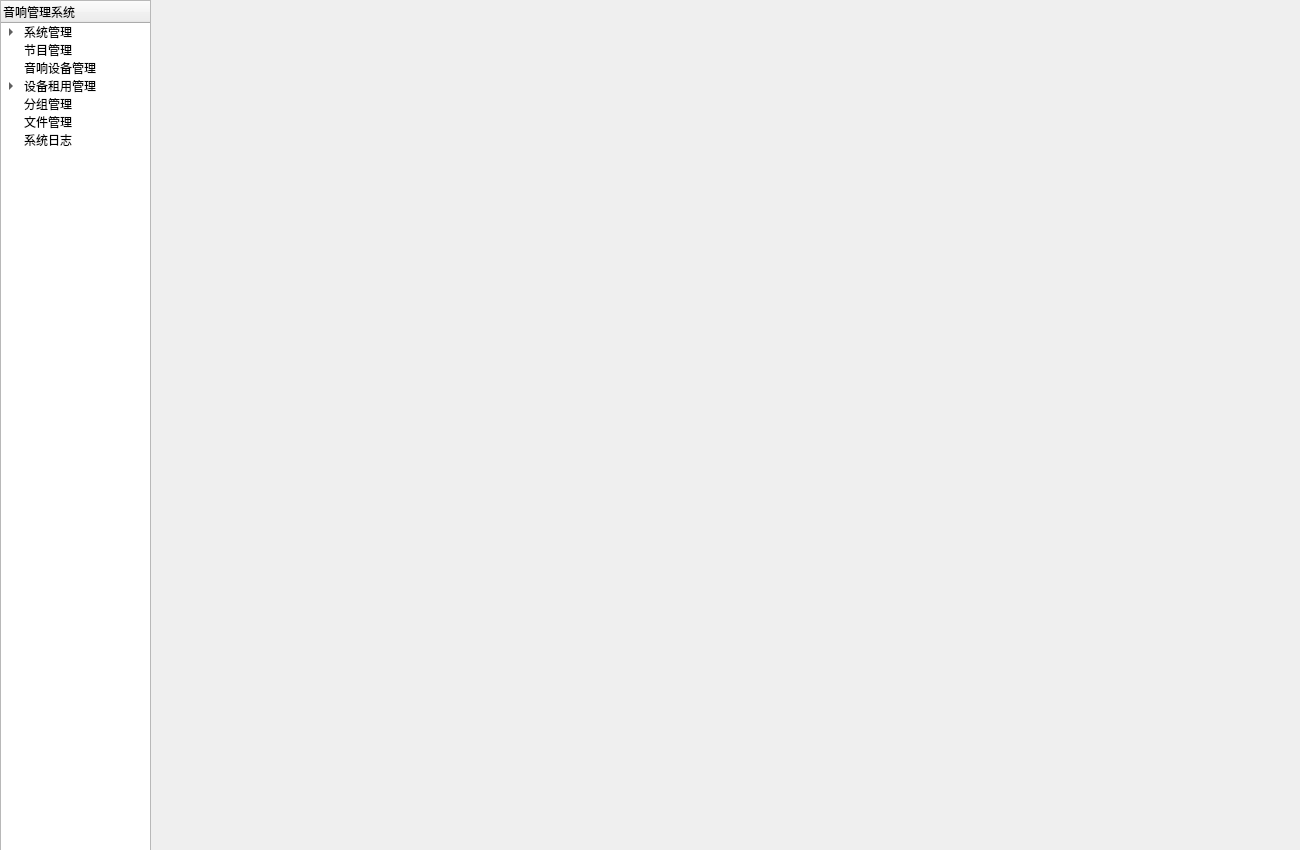
Before: the Qt Designer form menu.ui in sayoishoka/qtBroadcastServer, drawn with Qt 5.
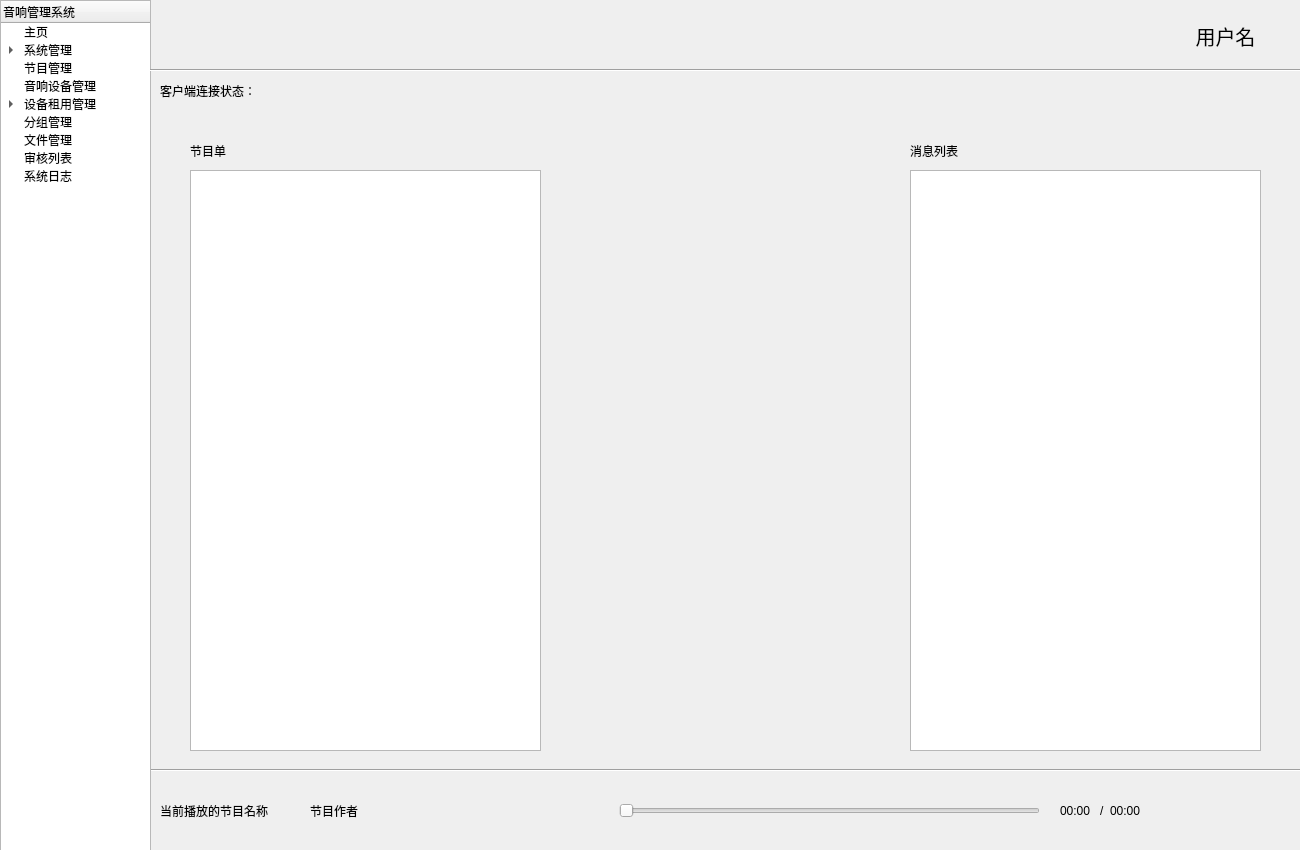
After: the same form once the commit is applied. Icons and pictures are not drawn.

Commit message: 添加了一些注释和完成一些主页设计

What changed in the file:
```diff
--- a/menu.ui
+++ b/menu.ui
@@ -17,12 +17,251 @@
    <property name="geometry">
     <rect>
      <x>150</x>
-     <y>0</y>
+     <y>70</y>
      <width>1151</width>
-     <height>851</height>
+     <height>781</height>
     </rect>
    </property>
-   <widget class="QWidget" name="page"/>
+   <widget class="QWidget" name="page">
+    <widget class="QLabel" name="label">
+     <property name="geometry">
+      <rect>
+       <x>10</x>
+       <y>710</y>
+       <width>151</width>
+       <height>61</height>
+      </rect>
+     </property>
+     <property name="text">
+      <string>当前播放的节目名称</string>
+     </property>
+    </widget>
+    <widget class="QLabel" name="label_2">
+     <property name="geometry">
+      <rect>
+       <x>160</x>
+       <y>710</y>
+       <width>81</width>
+       <height>61</height>
+      </rect>
+     </property>
+     <property name="text">
+      <string>节目作者</string>
+     </property>
+    </widget>
+    <widget class="QPushButton" name="play">
+     <property name="geometry">
+      <rect>
+       <x>300</x>
+       <y>720</y>
+       <width>40</width>
+       <height>40</height>
+      </rect>
+     </property>
+     <property name="styleSheet">
+      <string notr="true">border-radius: 20px;
+background-color: rgba(255, 255, 255, 0);
+background-image: url(:/images/play.png);
+background-position:center;</string>
+     </property>
+     <property name="text">
+      <string/>
+     </property>
+    </widget>
+    <widget class="QPushButton" name="stop">
+     <property name="geometry">
+      <rect>
+       <x>370</x>
+       <y>720</y>
+       <width>40</width>
+       <height>40</height>
+      </rect>
+     </property>
+     <property name="styleSheet">
+      <string notr="true">border-radius: 20px;
+background-color: rgba(255, 255, 255, 0);
+background-image: url(:/images/stop.png);
+background-position:center;</string>
+     </property>
+     <property name="text">
+      <string/>
+     </property>
+    </widget>
+    <widget class="Line" name="line_2">
+     <property name="geometry">
+      <rect>
+       <x>-3</x>
+       <y>690</y>
+       <width>1161</width>
+       <height>20</height>
+      </rect>
+     </property>
+     <property name="orientation">
+      <enum>Qt::Horizontal</enum>
+     </property>
+    </widget>
+    <widget class="QSlider" name="horizontalSlider">
+     <property name="geometry">
+      <rect>
+       <x>469</x>
+       <y>730</y>
+       <width>421</width>
+       <height>22</height>
+      </rect>
+     </property>
+     <property name="orientation">
+      <enum>Qt::Horizontal</enum>
+     </property>
+    </widget>
+    <widget class="QLabel" name="label_3">
+     <property name="geometry">
+      <rect>
+       <x>910</x>
+       <y>730</y>
+       <width>41</width>
+       <height>21</height>
+      </rect>
+     </property>
+     <property name="text">
+      <string>00:00</string>
+     </property>
+    </widget>
+    <widget class="QLabel" name="label_4">
+     <property name="geometry">
+      <rect>
+       <x>960</x>
+       <y>730</y>
+       <width>41</width>
+       <height>21</height>
+      </rect>
+     </property>
+     <property name="text">
+      <string>00:00</string>
+     </property>
+    </widget>
+    <widget class="QLabel" name="label_5">
+     <property name="geometry">
+      <rect>
+       <x>950</x>
+       <y>730</y>
+       <width>16</width>
+       <height>21</height>
+      </rect>
+     </property>
+     <property name="text">
+      <string>/</string>
+     </property>
+    </widget>
+    <widget class="QTableWidget" name="tableWidget">
+     <property name="geometry">
+      <rect>
+       <x>40</x>
+       <y>100</y>
+       <width>351</width>
+       <height>581</height>
+      </rect>
+     </property>
+     <attribute name="horizontalHeaderVisible">
+      <bool>false</bool>
+     </attribute>
+     <attribute name="horizontalHeaderCascadingSectionResizes">
+      <bool>false</bool>
+     </attribute>
+     <attribute name="horizontalHeaderMinimumSectionSize">
+      <number>20</number>
+     </attribute>
+     <attribute name="horizontalHeaderDefaultSectionSize">
+      <number>86</number>
+     </attribute>
+     <attribute name="horizontalHeaderHighlightSections">
+      <bool>true</bool>
+     </attribute>
+     <attribute name="horizontalHeaderShowSortIndicator" stdset="0">
+      <bool>false</bool>
+     </attribute>
+     <attribute name="horizontalHeaderStretchLastSection">
+      <bool>true</bool>
+     </attribute>
+     <attribute name="verticalHeaderCascadingSectionResizes">
+      <bool>false</bool>
+     </attribute>
+     <attribute name="verticalHeaderShowSortIndicator" stdset="0">
+      <bool>false</bool>
+     </attribute>
+     <attribute name="verticalHeaderStretchLastSection">
+      <bool>false</bool>
+     </attribute>
+     <column>
+      <property name="text">
+       <string>节目名称</string>
+      </property>
+     </column>
+     <column>
+      <property name="text">
+       <string>节目作者</string>
+      </property>
+     </column>
+     <column>
+      <property name="text">
+       <string>节目时长</string>
+      </property>
+     </column>
+     <column>
+      <property name="text">
+       <string>节目状态</string>
+      </property>
+     </column>
+    </widget>
+    <widget class="QTableWidget" name="tableWidget_2">
+     <property name="geometry">
+      <rect>
+       <x>760</x>
+       <y>100</y>
+       <width>351</width>
+       <height>581</height>
+      </rect>
+     </property>
+    </widget>
+    <widget class="QLabel" name="label_7">
+     <property name="geometry">
+      <rect>
+       <x>10</x>
+       <y>0</y>
+       <width>121</width>
+       <height>41</height>
+      </rect>
+     </property>
+     <property name="text">
+      <string>客户端连接状态：</string>
+     </property>
+    </widget>
+    <widget class="QLabel" name="label_8">
+     <property name="geometry">
+      <rect>
+       <x>40</x>
+       <y>60</y>
+       <width>121</width>
+       <height>41</height>
+      </rect>
+     </property>
+     <property name="text">
+      <string>节目单</string>
+     </property>
+    </widget>
+    <widget class="QLabel" name="label_9">
+     <property name="geometry">
+      <rect>
+       <x>760</x>
+       <y>60</y>
+       <width>121</width>
+       <height>41</height>
+      </rect>
+     </property>
+     <property name="text">
+      <string>消息列表</string>
+     </property>
+    </widget>
+   </widget>
    <widget class="QWidget" name="page_2"/>
   </widget>
   <widget class="QWidget" name="verticalLayoutWidget">
@@ -42,6 +281,11 @@
         <string>音响管理系统</string>
        </property>
       </column>
+      <item>
+       <property name="text">
+        <string>主页</string>
+       </property>
+      </item>
       <item>
        <property name="text">
         <string>系统管理</string>
@@ -102,6 +346,11 @@
         <string>文件管理</string>
        </property>
       </item>
+      <item>
+       <property name="text">
+        <string>审核列表</string>
+       </property>
+      </item>
       <item>
        <property name="text">
         <string>系统日志</string>
@@ -111,6 +360,38 @@
     </item>
    </layout>
   </widget>
+  <widget class="Line" name="line">
+   <property name="geometry">
+    <rect>
+     <x>150</x>
+     <y>60</y>
+     <width>1151</width>
+     <height>20</height>
+    </rect>
+   </property>
+   <property name="orientation">
+    <enum>Qt::Horizontal</enum>
+   </property>
+  </widget>
+  <widget class="QLabel" name="label_6">
+   <property name="geometry">
+    <rect>
+     <x>1150</x>
+     <y>0</y>
+     <width>151</width>
+     <height>71</height>
+    </rect>
+   </property>
+   <property name="styleSheet">
+    <string notr="true">font-size: 20px;</string>
+   </property>
+   <property name="text">
+    <string>用户名</string>
+   </property>
+   <property name="alignment">
+    <set>Qt::AlignCenter</set>
+   </property>
+  </widget>
  </widget>
  <resources/>
  <connections/>
```
Left out of the diff: 2 changed lines with no effect on the pictures. The commit also changes 10 other files.
